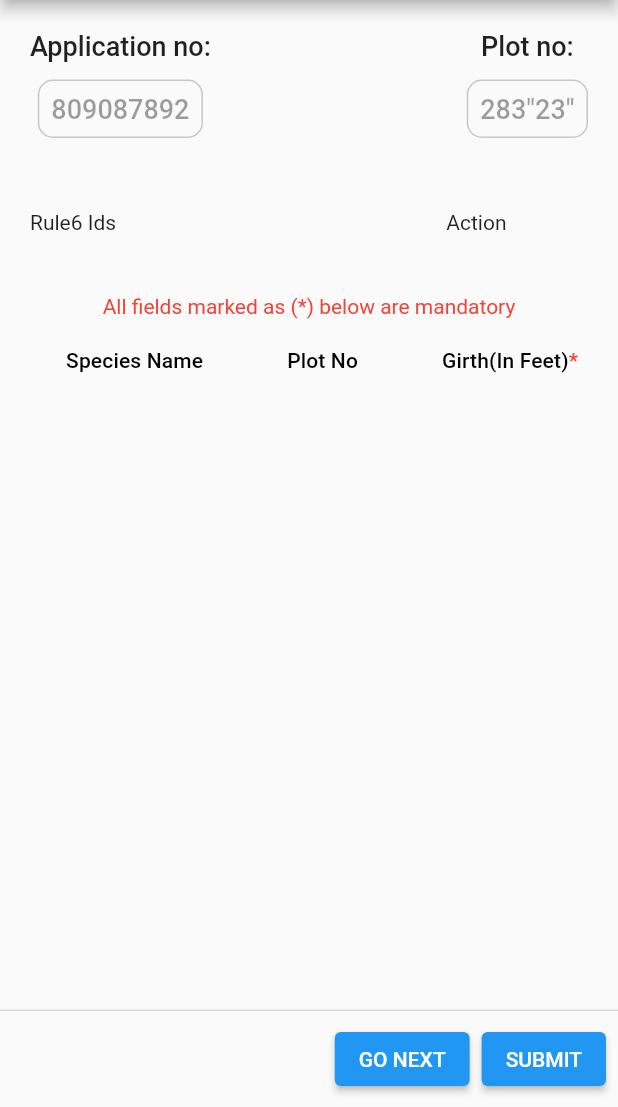
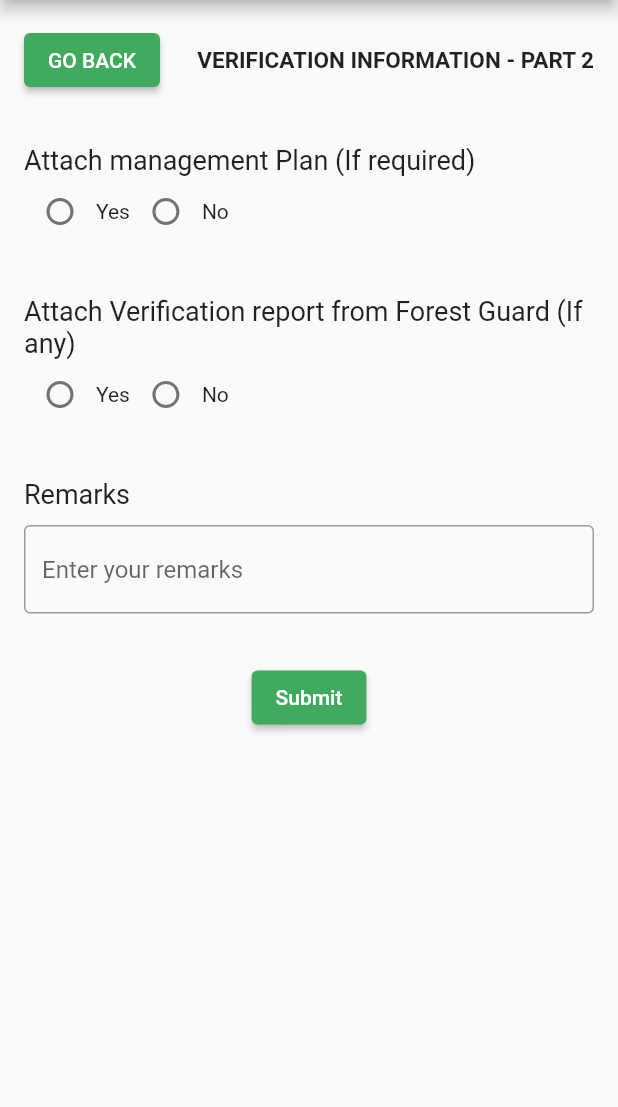
Before and after one commit to sagardev1995/Mark-My-Tree, a Flutter app: the PendingApplication screen opened directly, after a tap on "GO NEXT", on a phone screen of 412 x 824 dp, the part 129-1236 px from its top. Run offline on Flutter 3.47's test engine with Material 2 defaults, Android fonts, the phone set to English and light mode, and no system bars; our stand-ins replace file_picker; missing offline and left inert: flutter_pdfview; network calls fail.

Commit message:
verification screens added

```diff
--- a/lib/screens/pending_applications.dart
+++ b/lib/screens/pending_applications.dart
@@ -6,6 +6,7 @@ import 'package:flutter/material.dart';
 import 'package:http/http.dart' as http;
 import 'package:my_first_app/models/verification_tree.dart';
 import 'package:my_first_app/models/rule_6.dart';
+import 'package:my_first_app/screens/verification_part2_screen.dart';
 import 'package:my_first_app/widgets/custom_appbar.dart';
 
 class PendingApplication extends StatefulWidget {
@@ -439,7 +440,11 @@ class _PendingApplicationState extends State<PendingApplication> {
       persistentFooterButtons: [
         ElevatedButton(
           onPressed: () {
-            // _handleFileUpload();
+            Navigator.push(
+                context,
+                MaterialPageRoute(
+                    builder: (context) =>
+                        VerificationPart2()));
           },
           child: Text('GO NEXT'),
         ),
--- /dev/null
+++ b/lib/screens/verification_part2_screen.dart
@@ -0,0 +1,317 @@
+import 'dart:io';
+import 'dart:convert';
+import 'package:flutter/material.dart';
+import 'package:file_picker/file_picker.dart';
+import 'package:flutter_pdfview/flutter_pdfview.dart';
+import 'package:my_first_app/widgets/custom_appbar.dart';
+
+class VerificationPart2 extends StatelessWidget {
+  @override
+  Widget build(BuildContext context) {
+    return MaterialApp(
+      title: 'My App',
+      home: Directionality(
+        textDirection: TextDirection.ltr,
+        child: WelcomePage(),
+      ),
+    );
+  }
+}
+
+class WelcomePage extends StatefulWidget {
+  @override
+  _WelcomePageState createState() => _WelcomePageState();
+}
+
+class _WelcomePageState extends State<WelcomePage> {
+  String? attachManagementPlanOption;
+  String? attachVerificationReportOption;
+  File? selectedManagementPlanPdf;
+  File? selectedVerificationReportPdf;
+  String remarks = '';
+
+  void pickManagementPlanPdf() async {
+    FilePickerResult? result = await FilePicker.platform.pickFiles(
+      type: FileType.custom,
+      allowedExtensions: ['pdf'],
+      allowMultiple: false,
+    );
+
+    if (result != null && result.files.isNotEmpty) {
+      PlatformFile file = result.files.first;
+      setState(() {
+        selectedManagementPlanPdf = File(file.path!);
+      });
+
+      List<int> fileBytes = await File(file.path!).readAsBytes();
+      String base64String = base64Encode(fileBytes);
+      print(base64String);
+
+      // Replace 'desired/file/path/example.pdf' with the desired file name and path to save the PDF file
+      File decodedFile =
+      decodePdfFromBase64(base64String, 'desired/file/path/example.pdf');
+      print('Decoded PDF file path: ${decodedFile.path}');
+    } else {
+      // User canceled the file picker or no file was selected
+    }
+  }
+
+  void pickVerificationReportPdf() async {
+    FilePickerResult? result = await FilePicker.platform.pickFiles(
+      type: FileType.custom,
+      allowedExtensions: ['pdf'],
+      allowMultiple: false,
+    );
+
+    if (result != null && result.files.isNotEmpty) {
+      PlatformFile file = result.files.first;
+      setState(() {
+        selectedVerificationReportPdf = File(file.path!);
+      });
+
+      List<int> fileBytes = await File(file.path!).readAsBytes();
+      String base64String = base64Encode(fileBytes);
+      print(base64String);
+
+      // Replace 'desired/file/path/verification.pdf' with the desired file name and path to save the PDF file
+      File decodedFile = decodePdfFromBase64(
+          base64String, 'desired/file/path/verification.pdf');
+      print('Decoded PDF file path: ${decodedFile.path}');
+    } else {
+      // User canceled the file picker or no file was selected
+    }
+  }
+
+  File decodePdfFromBase64(String base64String, String filePath) {
+    List<int> bytes = base64Decode(base64String);
+    File pdfFile = File(filePath); // Use the provided file path
+    pdfFile.writeAsBytesSync(bytes);
+    return pdfFile;
+  }
+
+  @override
+  Widget build(BuildContext context) {
+    return Scaffold(
+      appBar: CustomAppBar(),
+      body: SingleChildScrollView(
+        // Make the page scrollable
+        child: Column(
+          children: [
+            Padding(
+              padding: const EdgeInsets.all(16.0),
+              child: Row(
+                mainAxisAlignment: MainAxisAlignment.spaceBetween,
+                children: [
+                  ElevatedButton(
+                    onPressed: () {
+                      Navigator.pop(context);
+                    },
+                    style: ElevatedButton.styleFrom(
+                      backgroundColor: const Color(0xFF41aa5f),
+                    ),
+                    child: Text('GO BACK'),
+                  ),
+                  Text(
+                    'VERIFICATION INFORMATION - PART 2',
+                    style: TextStyle(fontSize: 15, fontWeight: FontWeight.bold),
+                  ),
+                ],
+              ),
+            ),
+            Padding(
+              padding: const EdgeInsets.all(16.0),
+              child: Column(
+                crossAxisAlignment: CrossAxisAlignment.start,
+                children: [
+                  Text(
+                    'Attach management Plan (If required)',
+                    style: TextStyle(fontSize: 18),
+                  ),
+                  Row(
+                    children: [
+                      Radio<String>(
+                        value: 'Yes',
+                        groupValue: attachManagementPlanOption,
+                        onChanged: (value) {
+                          setState(() {
+                            attachManagementPlanOption = value;
+                          });
+                        },
+                      ),
+                      Text('Yes'),
+                      Radio<String>(
+                        value: 'No',
+                        groupValue: attachManagementPlanOption,
+                        onChanged: (value) {
+                          setState(() {
+                            attachManagementPlanOption = value;
+                          });
+                        },
+                      ),
+                      Text('No'),
+                    ],
+                  ),
+                  if (attachManagementPlanOption == 'Yes')
+                    Column(
+                      children: [
+                        ElevatedButton(
+                          onPressed: pickManagementPlanPdf,
+                          style: ElevatedButton.styleFrom(
+                            primary: const Color(0xFF41aa5f),
+                          ),
+                          child: Text('Choose File'),
+                        ),
+                        SizedBox(height: 10),
+                        if (selectedManagementPlanPdf != null)
+                          Row(
+                            children: [
+                              Expanded(
+                                child: Text(
+                                  'Selected Management Plan PDF: ${selectedManagementPlanPdf!.path}',
+                                  maxLines: 1,
+                                  overflow: TextOverflow.ellipsis,
+                                ),
+                              ),
+                            ],
+                          ),
+                      ],
+                    ),
+                ],
+              ),
+            ),
+            Padding(
+              padding: const EdgeInsets.all(16.0),
+              child: Column(
+                crossAxisAlignment: CrossAxisAlignment.start,
+                children: [
+                  Text(
+                    'Attach Verification report from Forest Guard (If any)',
+                    style: TextStyle(fontSize: 18),
+                  ),
+                  Row(
+                    children: [
+                      Radio<String>(
+                        value: 'Yes',
+                        groupValue: attachVerificationReportOption,
+                        onChanged: (value) {
+                          setState(() {
+                            attachVerificationReportOption = value;
+                          });
+                        },
+                      ),
+                      Text('Yes'),
+                      Radio<String>(
+                        value: 'No',
+                        groupValue: attachVerificationReportOption,
+                        onChanged: (value) {
+                          setState(() {
+                            attachVerificationReportOption = value;
+                          });
+                        },
+                      ),
+                      Text('No'),
+                    ],
+                  ),
+                  if (attachVerificationReportOption == 'Yes')
+                    Column(
+                      children: [
+                        ElevatedButton(
+                          onPressed: pickVerificationReportPdf,
+                          style: ElevatedButton.styleFrom(
+                            primary: const Color(0xFF41aa5f),
+                          ),
+                          child: Text('Choose File'),
+                        ),
+                        SizedBox(height: 10),
+                        if (selectedVerificationReportPdf != null)
+                          Row(
+                            children: [
+                              Expanded(
+                                child: Text(
+                                  'Selected Verification Report PDF: ${selectedVerificationReportPdf!.path}',
+                                  maxLines: 1,
+                                  overflow: TextOverflow.ellipsis,
+                                ),
+                              ),
+                            ],
+                          ),
+                      ],
+                    ),
+                ],
+              ),
+            ),
+            Padding(
+              padding: const EdgeInsets.all(16.0),
+              child: Column(
+                crossAxisAlignment: CrossAxisAlignment.start,
+                children: [
+                  Text(
+                    'Remarks',
+                    style: TextStyle(fontSize: 18),
+                  ),
+                  SizedBox(height: 10),
+                  TextField(
+                    onChanged: (value) {
+                      setState(() {
+                        remarks = value;
+                      });
+                    },
+                    decoration: InputDecoration(
+                      hintText: 'Enter your remarks',
+                      border: OutlineInputBorder(),
+                    ),
+                  ),
+                ],
+              ),
+            ),
+            Padding(
+              padding: const EdgeInsets.all(16.0),
+              child: ElevatedButton(
+                onPressed: () {
+                  // TODO: Implement button functionality
+                },
+                style: ElevatedButton.styleFrom(
+                  primary: const Color(0xFF41aa5f),
+                ),
+                child: Text('Submit'),
+              ),
+            ),
+          ],
+        ),
+      ),
+    );
+  }
+}
+
+class PDFViewerPage extends StatelessWidget {
+  final String pdfFilePath;
+
+  PDFViewerPage(this.pdfFilePath);
+
+  @override
+  Widget build(BuildContext context) {
+    return Scaffold(
+      appBar: AppBar(
+        title: Text('PDF Viewer'),
+      ),
+      body: PDFView(
+        filePath: pdfFilePath,
+        enableSwipe: true,
+        swipeHorizontal: true,
+        autoSpacing: false,
+        pageFling: false,
+        onRender: (pages) {
+          print("PDF is rendered with $pages pages!");
+        },
+        onError: (error) {
+          print("Error occurred during PDF rendering: $error");
+        },
+        onPageChanged: (int? page, int? total) {
+          if (page != null && total != null) {
+            print('Page $page of $total');
+          }
+        },
+      ),
+    );
+  }
+}
--- a/pubspec.yaml
+++ b/pubspec.yaml
@@ -32,6 +32,7 @@ dependencies:
     sdk: flutter
   http:
   intl: ^0.17.0
+  flutter_pdfview: ^1.2.7
 
 
   # The following adds the Cupertino Icons font to your application.
```
Also changed, not shown: pubspec.lock, 1 other file.
